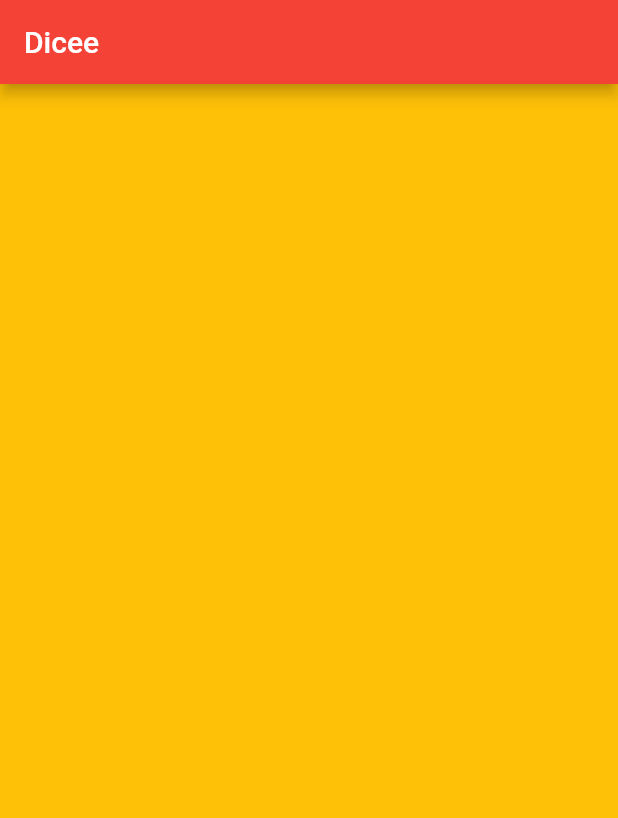
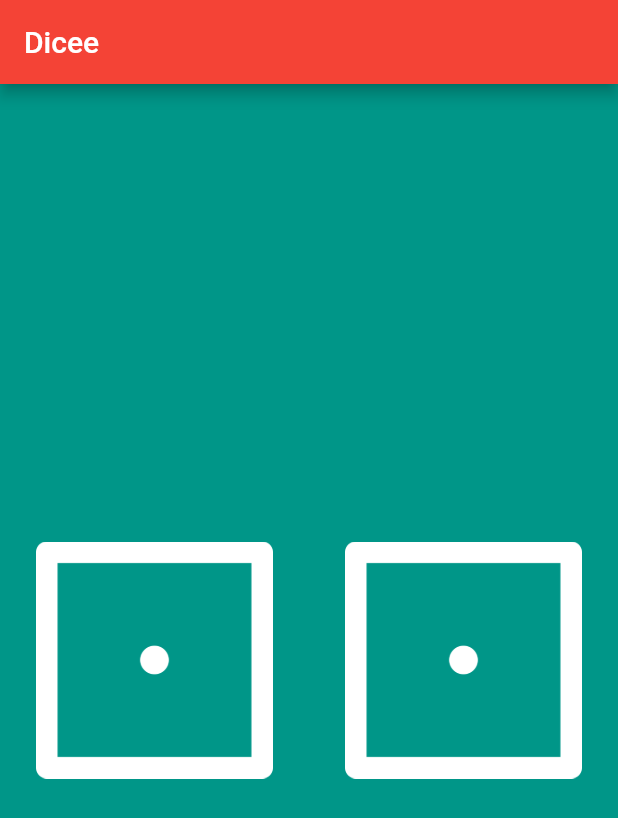
Before and after one commit to Himal-Thapa1/dicee_app-flutter-project, a Flutter app: the screen it shows after launch, on a phone screen of 412 x 824 dp. Shown: the top 818 px of the screen. Run offline on Flutter 3.47's test engine with Material 2 defaults, Android fonts, the phone set to English and light mode, and no system bars.

Commit message:
Made dicee basic

```diff
--- a/lib/main.dart
+++ b/lib/main.dart
@@ -1,26 +1,63 @@
-
 import 'package:flutter/material.dart';
+import 'dart:math';
 
 void main() {
   return runApp(
     MaterialApp(
       home: Scaffold(
-        backgroundColor: Colors.amber,
+        backgroundColor: Colors.teal,
         appBar: AppBar(
-          title: const Text("Dicee"),
+          title: const Text('Dicee'),
           backgroundColor: Colors.red,
         ),
-        body: const DicePage(),
+        body:  DicePage(),
       ),
     ),
   );
 }
 
-class DicePage extends StatelessWidget{
-  const DicePage({super.key});
+class DicePage extends StatefulWidget {
+  const DicePage({Key key}) : super(key: key);
 
   @override
-  Widget build (BuildContext context){
-    return Container();
+  State<DicePage> createState() => _DicePageState();
+}
+
+class _DicePageState extends State<DicePage> {
+  int leftdicenumber=1;
+  int rightdicenumber=1;
+  @override
+  Widget build(BuildContext context) {
+
+    return Center(
+      child: Row(
+        children: [
+          Expanded(child: Padding(
+            padding: const EdgeInsets.all(16.0),
+            child: TextButton (
+              onPressed: (){
+                setState(() {
+                  leftdicenumber= Random().nextInt(6)+1;
+                });
+                print('The leftdicenumber is now $leftdicenumber');
+              },
+              child: Image.asset('images/dice$leftdicenumber.png'),),
+          ),
+          ),
+          Expanded(child: Padding(
+            padding: const EdgeInsets.all(16.0),
+            child: TextButton (
+              onPressed: (){
+                setState(() {
+                  rightdicenumber= Random().nextInt(6)+1;
+                });
+                print('The rightdicenumber is now $rightdicenumber');
+              },
+              child: Image.asset('images/dice$rightdicenumber.png')),
+          ),
+          ),
+        ],
+      ),
+    );
   }
 }
```
Also changed, not shown: pubspec.lock, 47 other files.
